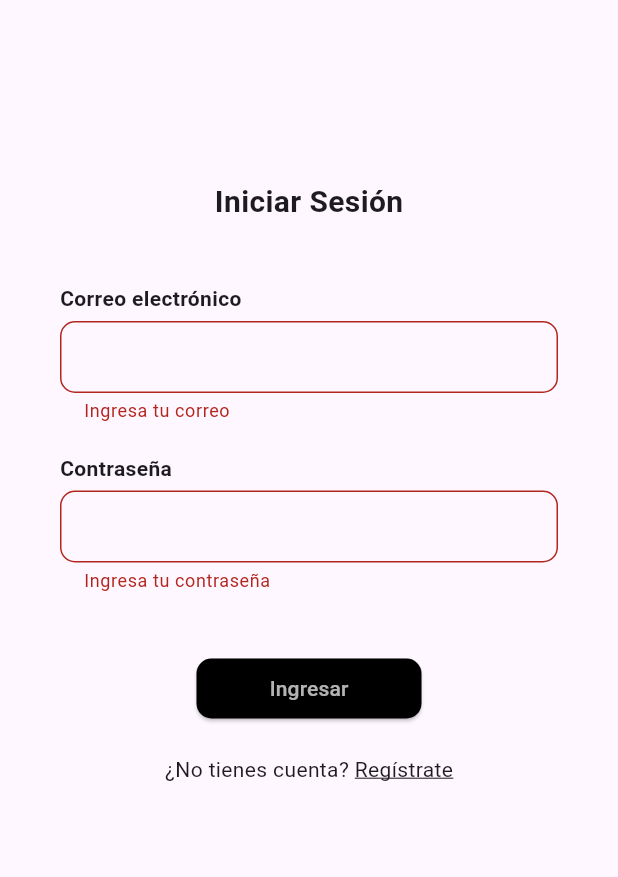
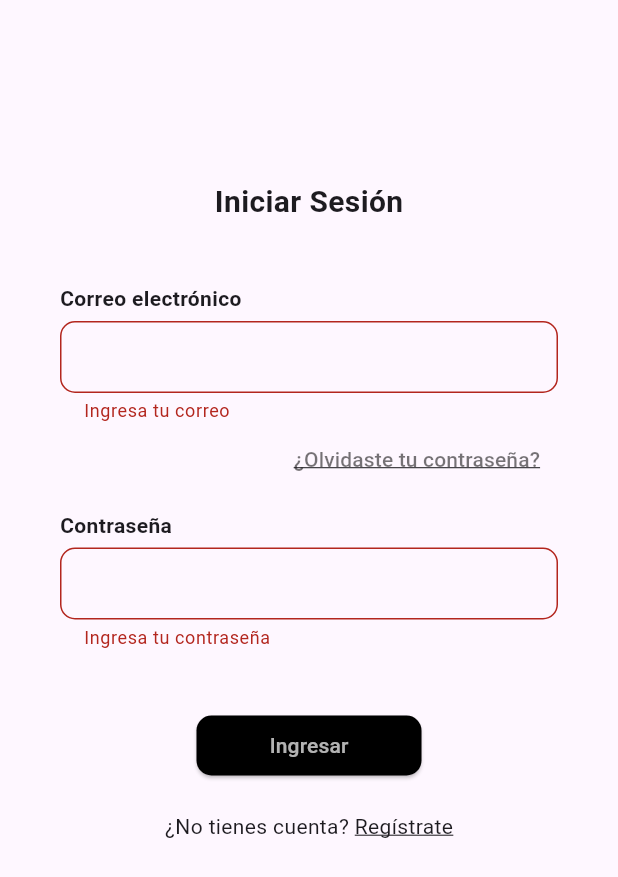
Before and after one commit to EdisonParedes/control_app, a Flutter app: the screen it shows after launch, after a tap on "Ingresar", on a phone screen of 412 x 824 dp. Shown: the top 877 px of the screen. Run offline on Flutter 3.47's test engine with Material 3 defaults, Android fonts, the phone set to English and light mode, and no system bars; our stand-ins replace cloud_firestore, firebase_auth, firebase_core, firebase_messaging, flutter_local_notifications, flutter_map and 3 more; accounts and stored records are empty; key blocks and very long unbroken strings in the code were emptied for the run.

Commit message:
second commit

```diff
--- a/lib/auth/login_page.dart
+++ b/lib/auth/login_page.dart
@@ -38,9 +38,7 @@ class _LoginPageState extends State<LoginPage> {
       await FirebaseFirestore.instance
           .collection('users')
           .doc(userCredential.user!.uid)
-          .update({
-        'fcmToken': fcmToken,
-      });
+          .update({'fcmToken': fcmToken});
 
       ScaffoldMessenger.of(context).showSnackBar(
         const SnackBar(content: Text("Sesión iniciada correctamente")),
@@ -58,6 +56,34 @@ class _LoginPageState extends State<LoginPage> {
       setState(() {
         _isLoading = false;
       });
+    }
+  }
+
+  void _resetPassword() async {
+    if (_emailController.text.isEmpty) {
+      ScaffoldMessenger.of(context).showSnackBar(
+        const SnackBar(
+          content: Text(
+            "Por favor, ingresa tu correo para recuperar la contraseña.",
+          ),
+        ),
+      );
+      return;
+    }
+
+    try {
+      await _auth.sendPasswordResetEmail(email: _emailController.text.trim());
+      ScaffoldMessenger.of(context).showSnackBar(
+        const SnackBar(
+          content: Text(
+            "Correo de recuperación enviado. Revisa tu bandeja de entrada.",
+          ),
+        ),
+      );
+    } on FirebaseAuthException catch (e) {
+      ScaffoldMessenger.of(context).showSnackBar(
+        SnackBar(content: Text("Error al enviar correo: ${e.message}")),
+      );
     }
   }
 
@@ -101,10 +127,7 @@ class _LoginPageState extends State<LoginPage> {
             borderRadius: BorderRadius.circular(10),
           ),
         ),
-        child: const Text(
-          'Ingresar',
-          style: TextStyle(color: Colors.white70),
-        ),
+        child: const Text('Ingresar', style: TextStyle(color: Colors.white70)),
       ),
     );
   }
@@ -148,19 +171,22 @@ class _LoginPageState extends State<LoginPage> {
               _buildTextField(
                 'Correo electrónico',
                 _emailController,
-                validator: (value) =>
-                    value!.isEmpty ? 'Ingresa tu correo' : null,
+                validator:
+                    (value) => value!.isEmpty ? 'Ingresa tu correo' : null,
               ),
-              const SizedBox(height: 20),
+              _buildForgotPassword(),
+              const SizedBox(height: 10),
               _buildTextField(
                 'Contraseña',
                 _passwordController,
                 obscureText: true,
-                validator: (value) =>
-                    value!.isEmpty ? 'Ingresa tu contraseña' : null,
+                validator:
+                    (value) => value!.isEmpty ? 'Ingresa tu contraseña' : null,
               ),
               const SizedBox(height: 40),
-              _isLoading ? const CircularProgressIndicator() : _buildLoginButton(),
+              _isLoading
+                  ? const CircularProgressIndicator()
+                  : _buildLoginButton(),
               const SizedBox(height: 20),
               _buildRegisterRedirect(),
             ],
@@ -169,4 +195,20 @@ class _LoginPageState extends State<LoginPage> {
       ),
     );
   }
+
+  Widget _buildForgotPassword() {
+    return Align(
+      alignment: Alignment.centerRight,
+      child: TextButton(
+        onPressed: _resetPassword,
+        child: const Text(
+          '¿Olvidaste tu contraseña?',
+          style: TextStyle(
+            decoration: TextDecoration.underline,
+            color: Colors.black54,
+          ),
+        ),
+      ),
+    );
+  }
 }
--- a/lib/main.dart
+++ b/lib/main.dart
@@ -10,7 +10,7 @@ import 'package:app/services/my_firebase_messaging_service.dart';
 // Definir el GlobalKey para el navigator globalmente
 final GlobalKey<NavigatorState> navigatorKey = GlobalKey<NavigatorState>();
 
-void main() async {
+void main() async{
   WidgetsFlutterBinding.ensureInitialized();
   await Firebase.initializeApp(options: DefaultFirebaseOptions.currentPlatform);
   await EmergencyButton.init();
```
